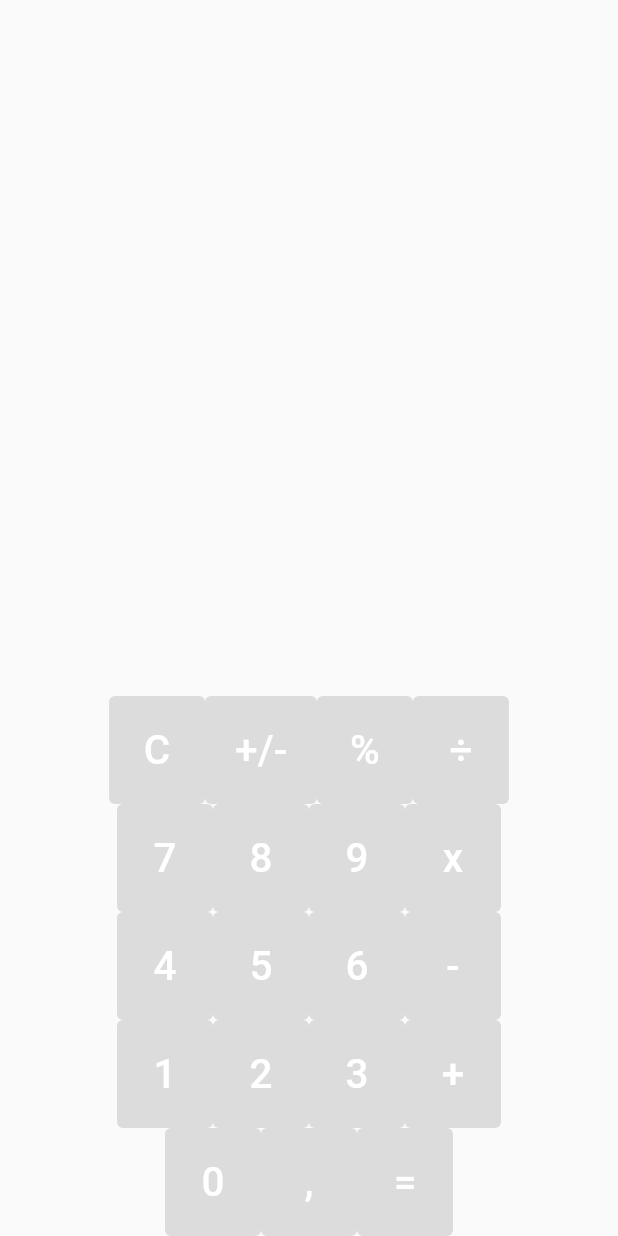
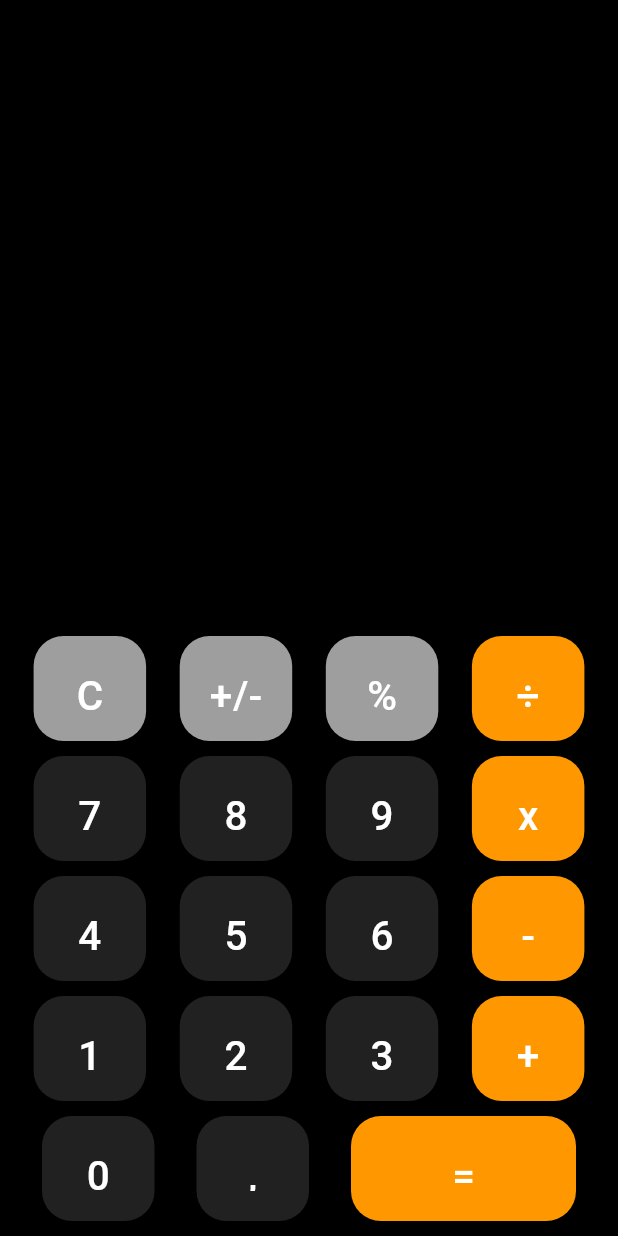
Before and after one commit to GabrielC-Web/flutter_calculator, a Flutter app: the screen it shows after launch, on a phone screen of 412 x 824 dp. Run offline on Flutter 3.47's test engine with Material 3 defaults, Android fonts, the phone set to English and light mode, and no system bars.

Commit message:
Cambios de layout de calculadora

```diff
--- a/lib/main.dart
+++ b/lib/main.dart
@@ -11,26 +11,11 @@ class MyApp extends StatelessWidget {
   @override
   Widget build(BuildContext context) {
     return MaterialApp(
-      title: 'Flutter Demo',
+      title: 'Calculator',
       theme: ThemeData(
-        // This is the theme of your application.
-        //
-        // TRY THIS: Try running your application with "flutter run". You'll see
-        // the application has a purple toolbar. Then, without quitting the app,
-        // try changing the seedColor in the colorScheme below to Colors.green
-        // and then invoke "hot reload" (save your changes or press the "hot
-        // reload" button in a Flutter-supported IDE, or press "r" if you used
-        // the command line to start the app).
-        //
-        // Notice that the counter didn't reset back to zero; the application
-        // state is not lost during the reload. To reset the state, use hot
-        // restart instead.
-        //
-        // This works for code too, not just values: Most code changes can be
-        // tested with just a hot reload.
-        // colorScheme: ColorScheme.fromSeed(seedColor: Colors.deepPurple),
-        useMaterial3: false,
+        primarySwatch: Colors.blue,
       ),
+      debugShowCheckedModeBanner: false,
       home: const MyHomePage(title: 'Flutter Demo Home Page'),
     );
   }
@@ -64,7 +49,7 @@ class _MyHomePageState extends State<MyHomePage> {
     // fast, so that you can just rebuild anything that needs updating rather
     // than having to individually change instances of widgets.
     return const Scaffold(
-      // backgroundColor: Colors.black,
+      backgroundColor: Colors.black,
       body: Center(
           // Center is a layout widget. It takes a single child and positions it
           // in the middle of the parent.
@@ -78,11 +63,15 @@ class CalculatorPage extends StatelessWidget {
 
   @override
   Widget build(BuildContext context) {
-    return const Row(
+    return const Expanded(
+      child: Row(
+        mainAxisSize: MainAxisSize.max,
         mainAxisAlignment: MainAxisAlignment.center,
         children: [
+          SizedBox(height: 50),
           CalculatorButtons(),
         ],
+      ),
     );
   }
 }
@@ -92,90 +81,80 @@ class CalculatorButtons extends StatelessWidget {
 
   @override
   Widget build(BuildContext context) {
-    return Row(
-      children: [
-        Column(
+    return Expanded(
+      child: Column(
         mainAxisAlignment: MainAxisAlignment.end,
+        mainAxisSize: MainAxisSize.max,
         children: [
           Row(
-              mainAxisAlignment: MainAxisAlignment.spaceBetween,
+            mainAxisAlignment: MainAxisAlignment.spaceEvenly,
+            mainAxisSize: MainAxisSize.max,
             children: [
-                calcButton('C', Colors.orange, null),
-                calcButton('+/-', Colors.white, null),
-                calcButton('%', Colors.white, null),
-                calcButton('÷', Colors.white, null),
+              calcButton('C', Colors.grey, () => ('C')),
+              calcButton('+/-', Colors.grey, () => ('+/-')),
+              calcButton('%', Colors.grey, () => ('%')),
+              calcButton('÷', Colors.orange, () => ('÷')),
             ],
           ),
+          const SizedBox(height: 10),
           Row(
-              mainAxisAlignment: MainAxisAlignment.spaceBetween,
+            mainAxisAlignment: MainAxisAlignment.spaceEvenly,
             children: [
-                calcButton('7', Colors.white, null),
-                calcButton('8', Colors.white, null),
-                calcButton('9', Colors.white, null),
-                calcButton('x', Colors.white, null),
+              calcButton('7', Colors.grey[900]!, () => ('7')),
+              calcButton('8', Colors.grey[900]!, () => ('8')),
+              calcButton('9', Colors.grey[900]!, () => ('9')),
+              calcButton('x', Colors.orange, () => ('x')),
             ],
           ),
+          const SizedBox(height: 10),
           Row(
-              mainAxisAlignment: MainAxisAlignment.spaceBetween,
+            mainAxisAlignment: MainAxisAlignment.spaceEvenly,
             children: [
-                calcButton('4', Colors.white, null),
-                calcButton('5', Colors.white, null),
-                calcButton('6', Colors.white, null),
-                calcButton('-', Colors.white, null),
+              calcButton('4', Colors.grey[900]!, () => ('AC')),
+              calcButton('5', Colors.grey[900]!, () => ()),
+              calcButton('6', Colors.grey[900]!, () => ()),
+              calcButton('-', Colors.orange, () => ()),
             ],
           ),
+          const SizedBox(height: 10),
           Row(
-              mainAxisAlignment: MainAxisAlignment.spaceBetween,
+            mainAxisAlignment: MainAxisAlignment.spaceEvenly,
             children: [
-                calcButton('1', Colors.white, null),
-                calcButton('2', Colors.white, null),
-                calcButton('3', Colors.white, null),
-                calcButton('+', Colors.white, null),
+              calcButton('1', Colors.grey[900]!, () => ()),
+              calcButton('2', Colors.grey[900]!, () => ()),
+              calcButton('3', Colors.grey[900]!, () => ()),
+              calcButton('+', Colors.orange, () => ()),
             ],
           ),
+          const SizedBox(height: 10),
           Row(
-              mainAxisAlignment: MainAxisAlignment.spaceBetween,
+            mainAxisAlignment: MainAxisAlignment.spaceEvenly,
             children: [
-                calcButton('0', Colors.white, null),
-                calcButton(',', Colors.white, null),
-                calcButton('=', Colors.white, null),
+              calcButton('0', Colors.grey[900]!, () => ()),
+              calcButton(',', Colors.grey[900]!, () => ()),
+              calcButton('=', Colors.orange, () => ()),
             ],
           ),
+          const SizedBox(height: 10),
         ],
-        )
-      ],
+      ),
     );
   }
 }
 
 Widget calcButton(
     String buttonText, Color buttonColor, void Function()? buttonPressed) {
-  // return Container(
-  //   width: buttonText == '=' ? 150 : 75,
-  //   height: 70,
-  //   padding: const EdgeInsets.all(0),
-  //   child: ElevatedButton(
-  //     onPressed: buttonPressed,
-  //     style: ElevatedButton.styleFrom(
-  //         shape: const RoundedRectangleBorder(
-  //             borderRadius: BorderRadius.all(Radius.circular(20))),
-  //         backgroundColor: Colors.red,
-  //         minimumSize: const Size(70, 70),
-  //         padding: const EdgeInsets.all(20)),
-  //     // style: ButtonStyle(
-  //     //     backgroundColor: MaterialStateProperty.all<Color>(buttonColor)),
-  //     child: Text(
-  //       buttonText,
-  //       style: const TextStyle(fontSize: 27, color: Colors.white),
-  //     ),
-  //   ),
-  // );
-  return ElevatedButton(
+  return Container(
+    width: buttonText == '=' ? 150 : 75,
+    height: 70,
+    padding: const EdgeInsets.all(0),
+    child: ElevatedButton(
       onPressed: buttonPressed,
       style: ElevatedButton.styleFrom(
-        // shape: const RoundedRectangleBorder(
-        //     borderRadius: BorderRadius.all(Radius.circular(20))),
-        backgroundColor: Colors.red,
+          shape: const RoundedRectangleBorder(
+              borderRadius: BorderRadius.all(Radius.circular(20))),
+          backgroundColor: buttonColor,
+          minimumSize: const Size(70, 70),
           padding: const EdgeInsets.all(20)),
       // style: ButtonStyle(
       //     backgroundColor: MaterialStateProperty.all<Color>(buttonColor)),
@@ -183,5 +162,6 @@ Widget calcButton(
         buttonText,
         style: const TextStyle(fontSize: 27, color: Colors.white),
       ),
+    ),
   );
 }
--- a/pubspec.yaml
+++ b/pubspec.yaml
@@ -30,11 +30,8 @@ environment:
 dependencies:
   flutter:
     sdk: flutter
+  math_expressions: ^2.4.0
 
-
-  # The following adds the Cupertino Icons font to your application.
-  # Use with the CupertinoIcons class for iOS style icons.
-  cupertino_icons: ^1.0.6
 
 dev_dependencies:
   flutter_test:
```
Also changed, not shown: pubspec.lock. Lines whose indentation alone changed are shown as unchanged.
